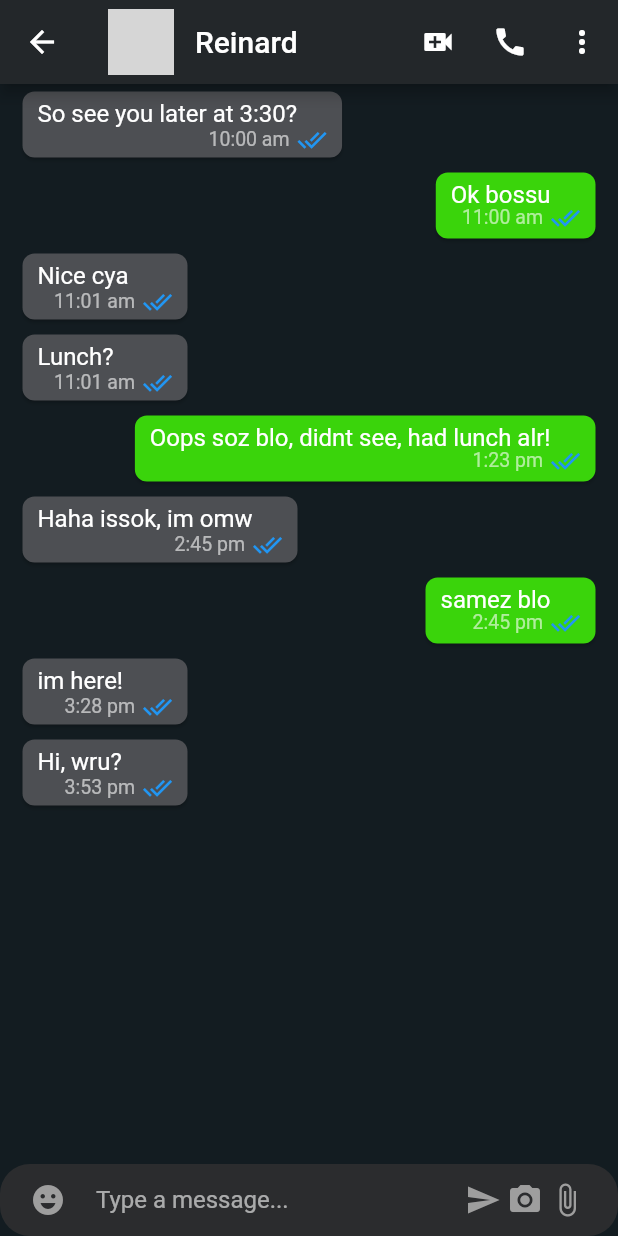
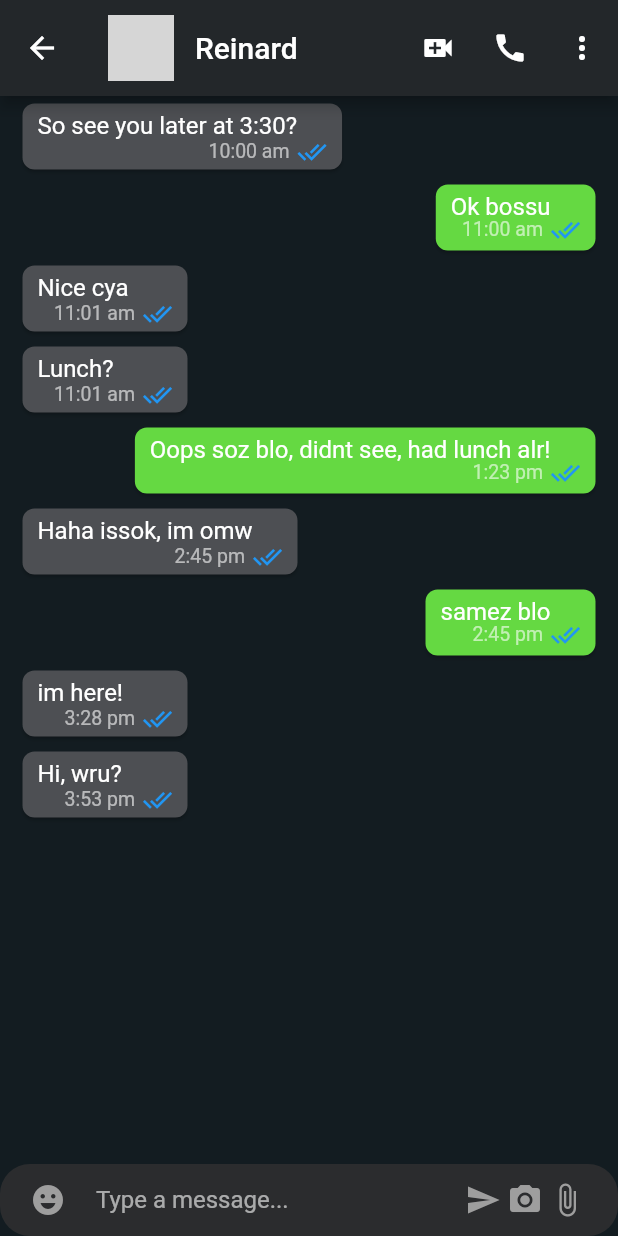
Before and after one commit to 4ndrelim/ChatAppClone, a Flutter app: the WebScreenLayout screen opened directly, after a tap on "Reinard", on a phone screen of 412 x 824 dp. Run offline on Flutter 3.47's test engine with Material 2 defaults, Android fonts, the phone set to English and light mode, and no system bars; our stand-ins replace equatable; missing offline and left inert: dart:html; network calls fail; grey boxes are pictures that could not be loaded.

Commit message:
Add/remove styles

```diff
--- a/lib/colours.dart
+++ b/lib/colours.dart
@@ -10,6 +10,6 @@ const chatBarMessage = Color.fromRGBO(30, 36, 40, 1);
 // own colours
 const appBarTextColor = Color.fromARGB(255, 255, 255, 255);
 const searchBarColor = Color.fromARGB(255, 31, 40, 54);
-const messageColor = Color.fromARGB(255, 58, 212, 11);
+const messageColor = Color.fromARGB(255, 101, 217, 66);
 const senderMessageColor = Color.fromARGB(255, 77, 79, 83);
 const mobileChatBoxColor = Color.fromARGB(255, 43, 44, 46);
--- a/lib/screens/chat_screen.dart
+++ b/lib/screens/chat_screen.dart
@@ -14,6 +14,7 @@ class ChatScreen extends StatelessWidget {
   Widget build(BuildContext context) {
     return Scaffold(
       appBar: AppBar(
+        toolbarHeight: 64,
         backgroundColor: appBarColor,
         title: Row(
           children: [
--- a/lib/screens/web_screen_layout.dart
+++ b/lib/screens/web_screen_layout.dart
@@ -38,7 +38,7 @@ class WebScreenLayoutState extends State<WebScreenLayout> {
         crossAxisAlignment: CrossAxisAlignment.stretch,
         children: [
           Expanded(
-            // ! expands [ContactList] so that it fills the remaining 1/4 of the screen
+            // ! expands so that it fills the remaining 1/4 of the screen
             // * scroll view
             child: SingleChildScrollView(
               child: Column(
@@ -119,7 +119,6 @@ class WebScreenLayoutState extends State<WebScreenLayout> {
               ),
             ),
           ),
-          // TODO: message screen
           Container(
             width: MediaQuery.of(context).size.width *
                 0.75, // ! three-quarters of screen is taken up by message widget
--- a/lib/styles.dart
+++ b/lib/styles.dart
@@ -7,6 +7,8 @@ const BodyTextSize = 16.0;
 
 const String FontNameDefault = 'Arial';
 
+const barheightfactor = 0.09;
+
 const AppBarTextStyle = TextStyle(
   fontFamily: FontNameDefault,
   fontWeight: FontWeight.w900,
--- a/lib/widgets/web_chat_appbar.dart
+++ b/lib/widgets/web_chat_appbar.dart
@@ -1,6 +1,7 @@
 import 'package:flutter/material.dart';
 import '../colours.dart';
 import '../info.dart';
+import '../styles.dart';
 
 class WebChatAppBar extends StatelessWidget {
   final int userID;
@@ -9,7 +10,7 @@ class WebChatAppBar extends StatelessWidget {
   @override
   Widget build(BuildContext context) {
     return Container(
-      height: MediaQuery.of(context).size.height * 0.077,
+      height: MediaQuery.of(context).size.height * barheightfactor,
       width: MediaQuery.of(context).size.width * 0.75,
       padding: const EdgeInsets.all(10),
       color: webAppBarColor,
--- a/lib/widgets/web_profile_bar.dart
+++ b/lib/widgets/web_profile_bar.dart
@@ -1,5 +1,6 @@
 import 'package:flutter/material.dart';
 import '../colours.dart';
+import '../styles.dart';
 
 class WebProfileBar extends StatelessWidget {
   const WebProfileBar({Key? key}) : super(key: key);
@@ -8,7 +9,7 @@ class WebProfileBar extends StatelessWidget {
   Widget build(BuildContext context) {
     return Container(
       // customizable
-      height: MediaQuery.of(context).size.height * 0.077,
+      height: MediaQuery.of(context).size.height * barheightfactor,
       // below no effect??
       width: MediaQuery.of(context).size.width * 0.25,
       padding: const EdgeInsets.all(10),
```
